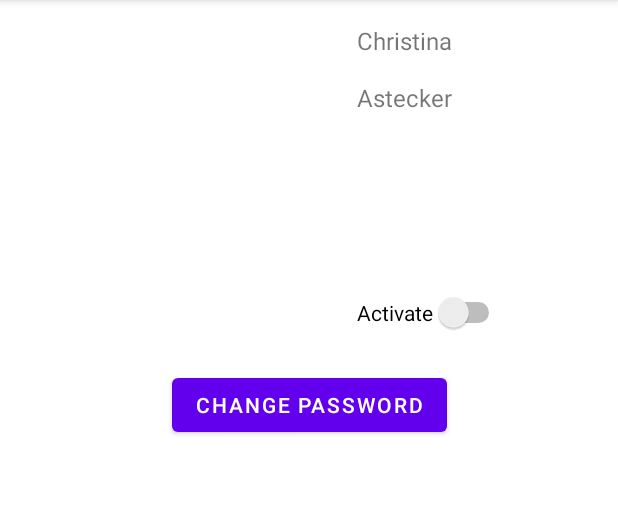
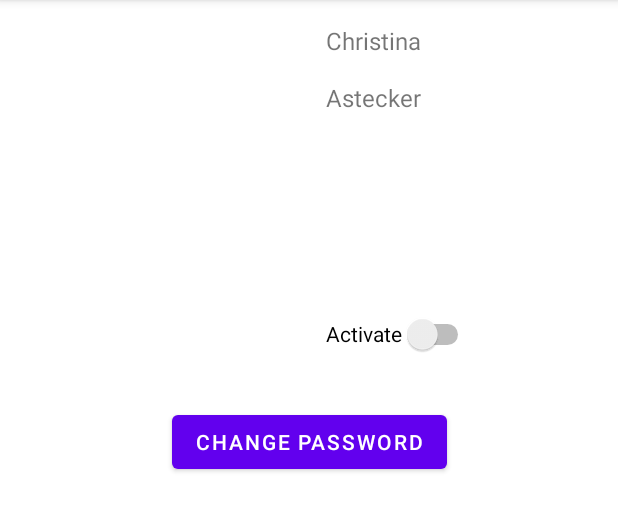
Before and after one commit to christinaastecker/ToDo, an Android app: the screen it shows after launch (UserActivity), after a tap on "USER", on a phone screen of 412 x 824 dp, the part 84-616 px from its top. Run offline under Robolectric (Android 15) with nearby library versions, the phone set to English and light mode, and no system bars.

Commit message:
added navigation graph

```diff
--- a/app/build.gradle
+++ b/app/build.gradle
@@ -1,6 +1,8 @@
 plugins {
     id 'com.android.application'
     id 'org.jetbrains.kotlin.android'
+    id 'kotlin-kapt'
+    id 'androidx.navigation.safeargs.kotlin'
 }
 
 android {
@@ -40,7 +42,10 @@ dependencies {
     implementation 'androidx.appcompat:appcompat:1.5.1'
     implementation 'com.google.android.material:material:1.6.1'
     implementation 'androidx.constraintlayout:constraintlayout:2.1.4'
+    implementation 'androidx.legacy:legacy-support-v4:1.0.0'
     testImplementation 'junit:junit:4.13.2'
     androidTestImplementation 'androidx.test.ext:junit:1.1.3'
     androidTestImplementation 'androidx.test.espresso:espresso-core:3.4.0'
+    implementation "androidx.navigation:navigation-fragment-ktx:2.5.1"
+    implementation "androidx.navigation:navigation-ui-ktx:2.5.1"
 }
--- a/app/src/main/java/christinaastecker/at/todo/MainActivity.kt
+++ b/app/src/main/java/christinaastecker/at/todo/MainActivity.kt
@@ -6,14 +6,8 @@ import android.os.Bundle
 import christinaastecker.at.todo.databinding.ActivityMainBinding
 
 class MainActivity : AppCompatActivity() {
-    private lateinit var binding : ActivityMainBinding
     override fun onCreate(savedInstanceState: Bundle?) {
         super.onCreate(savedInstanceState)
-        binding = ActivityMainBinding.inflate(layoutInflater)
-        setContentView(binding.root)
-        binding.btnUser.setOnClickListener {
-            val i = Intent(this, UserActivity::class.java)
-            startActivity(i)
+        setContentView(R.layout.activity_main)
         }
-    }
 }
--- /dev/null
+++ b/app/src/main/java/christinaastecker/at/todo/MainFragment.kt
@@ -0,0 +1,33 @@
+package christinaastecker.at.todo
+
+import android.app.Activity
+import android.os.Bundle
+import androidx.fragment.app.Fragment
+import android.view.LayoutInflater
+import android.view.View
+import android.view.ViewGroup
+import androidx.navigation.Navigation
+import androidx.navigation.Navigation.findNavController
+import androidx.navigation.findNavController
+import androidx.navigation.fragment.NavHostFragment.Companion.findNavController
+import androidx.navigation.fragment.findNavController
+import christinaastecker.at.todo.databinding.FragmentMainBinding
+
+class MainFragment : Fragment() {
+
+    private lateinit var _binding: FragmentMainBinding // var --> can be changed
+    private val binding: FragmentMainBinding get() = _binding // val -> constant - USE
+
+    override fun onCreateView(
+        // Inflate the layout for this fragment
+        inflater: LayoutInflater, container: ViewGroup?,
+        savedInstanceState: Bundle?
+    ): View? {
+        _binding = FragmentMainBinding.inflate(layoutInflater, container, false)
+        binding.btnUser.setOnClickListener{
+            findNavController().navigate(MainFragmentDirections.actionMainFragmentToUserActivity())
+            //RequireView().findNavController().navigate(R.id.action_mainFragment_to_userActivity)
+        }
+        return binding.root
+    }
+}
--- a/app/src/main/java/christinaastecker/at/todo/UserActivity.kt
+++ b/app/src/main/java/christinaastecker/at/todo/UserActivity.kt
@@ -5,15 +5,8 @@ import android.os.Bundle
 import christinaastecker.at.todo.databinding.ActivityUserBinding
 
 class UserActivity : AppCompatActivity() {
-    private lateinit var binding: ActivityUserBinding
     override fun onCreate(savedInstanceState: Bundle?) {
         super.onCreate(savedInstanceState)
-        binding = ActivityUserBinding.inflate(layoutInflater)
-        setContentView(binding.root)
-        var user = User(1,"Christina", "Astecker", "mypassword", false)
-        binding.tvFirstName.text = user.firstName
-        binding.tvLastName.text = user.lastName
-        binding.switchActive.isChecked = user.isActive
+        setContentView(R.layout.activity_user)
     }
-
 }
--- /dev/null
+++ b/app/src/main/java/christinaastecker/at/todo/UserFragment.kt
@@ -0,0 +1,29 @@
+package christinaastecker.at.todo
+
+import android.os.Bundle
+import androidx.fragment.app.Fragment
+import android.view.LayoutInflater
+import android.view.View
+import android.view.ViewGroup
+import christinaastecker.at.todo.databinding.ActivityUserBinding
+import christinaastecker.at.todo.databinding.FragmentUserBinding
+
+class UserFragment : Fragment() {
+    private lateinit var _binding: FragmentUserBinding
+    private val binding: FragmentUserBinding get() = _binding
+
+    override fun onCreateView(
+        inflater: LayoutInflater, container: ViewGroup?,
+        savedInstanceState: Bundle?
+    ): View? {
+        // Inflate the layout for this fragment
+        _binding = FragmentUserBinding.inflate(layoutInflater , container, false)
+
+        var user = User(1,"Christina", "Astecker", "mypassword", false)
+        binding.tvFirstName.text = user.firstName
+        binding.tvLastName.text = user.lastName
+        binding.switchActive.isChecked = user.isActive
+
+        return binding.root
+    }
+}
--- a/app/src/main/res/layout/activity_user.xml
+++ b/app/src/main/res/layout/activity_user.xml
@@ -1,58 +1,17 @@
 <?xml version="1.0" encoding="utf-8"?>
 <androidx.constraintlayout.widget.ConstraintLayout xmlns:android="http://schemas.android.com/apk/res/android"
+    xmlns:tools="http://schemas.android.com/tools"
     xmlns:app="http://schemas.android.com/apk/res-auto"
-    xmlns:tools="http://schemas.android.com/tools"
     android:layout_width="match_parent"
     android:layout_height="match_parent"
     tools:context=".UserActivity">
 
-    <ImageView
-        android:id="@+id/imageView"
-        android:layout_width="0dp"
-        android:layout_height="0dp"
-        android:layout_marginStart="16dp"
-        android:layout_marginTop="16dp"
-        app:layout_constraintDimensionRatio="1:1"
-        app:layout_constraintStart_toStartOf="parent"
-        app:layout_constraintTop_toTopOf="parent"
-        app:layout_constraintWidth_percent="0.5"
-        tools:srcCompat="@tools:sample/avatars" />
+    <fragment
+        android:layout_width="match_parent"
+        android:layout_height="match_parent"
+        android:id="@+id/myNavHostUserFragment"
+        android:name="androidx.navigation.fragment.NavHostFragment"
+        app:navGraph="@navigation/navigation_user"
+        app:defaultNavHost="true"></fragment>
 
-    <TextView
-        android:id="@+id/tv_firstName"
-        android:layout_width="65dp"
-        android:layout_height="22dp"
-        android:layout_marginStart="16dp"
-        android:text="TextView"
-        android:textSize="16sp"
-        app:layout_constraintStart_toEndOf="@+id/imageView"
-        app:layout_constraintTop_toTopOf="@+id/imageView" />
-
-    <TextView
-        android:id="@+id/tv_lastName"
-        android:layout_width="wrap_content"
-        android:layout_height="wrap_content"
-        android:layout_marginTop="16dp"
-        android:text="TextView"
-        android:textSize="16sp"
-        app:layout_constraintStart_toStartOf="@+id/tv_firstName"
-        app:layout_constraintTop_toBottomOf="@+id/tv_firstName" />
-
-    <Switch
-        android:id="@+id/switch_active"
-        android:layout_width="wrap_content"
-        android:layout_height="wrap_content"
-        android:text="Activate"
-        app:layout_constraintBottom_toBottomOf="@+id/imageView"
-        app:layout_constraintStart_toStartOf="@+id/tv_lastName" />
-
-    <Button
-        android:id="@+id/btn_password"
-        android:layout_width="wrap_content"
-        android:layout_height="wrap_content"
-        android:layout_marginTop="24dp"
-        android:text="change password"
-        app:layout_constraintEnd_toEndOf="parent"
-        app:layout_constraintStart_toStartOf="parent"
-        app:layout_constraintTop_toBottomOf="@+id/imageView" />
 </androidx.constraintlayout.widget.ConstraintLayout>
--- /dev/null
+++ b/app/src/main/res/layout/fragment_user.xml
@@ -0,0 +1,60 @@
+<?xml version="1.0" encoding="utf-8"?>
+<androidx.constraintlayout.widget.ConstraintLayout xmlns:android="http://schemas.android.com/apk/res/android"
+    xmlns:tools="http://schemas.android.com/tools"
+    xmlns:app="http://schemas.android.com/apk/res-auto"
+    android:layout_width="match_parent"
+    android:layout_height="match_parent"
+    tools:context=".UserFragment">
+
+    <ImageView
+        android:id="@+id/imageView"
+        android:layout_width="0dp"
+        android:layout_height="0dp"
+        android:layout_marginStart="16dp"
+        android:layout_marginTop="16dp"
+        app:layout_constraintHeight_percent="0.3"
+        app:layout_constraintStart_toStartOf="parent"
+        app:layout_constraintTop_toTopOf="parent"
+        app:layout_constraintWidth_percent="0.45"
+        tools:srcCompat="@drawable/user_image" />
+
+    <TextView
+        android:id="@+id/tv_firstName"
+        android:layout_width="65dp"
+        android:layout_height="22dp"
+        android:layout_marginStart="16dp"
+        android:text="TextView"
+        android:textSize="16sp"
+        app:layout_constraintStart_toEndOf="@+id/imageView"
+        app:layout_constraintTop_toTopOf="@+id/imageView" />
+
+    <TextView
+        android:id="@+id/tv_lastName"
+        android:layout_width="wrap_content"
+        android:layout_height="wrap_content"
+        android:layout_marginTop="16dp"
+        android:text="TextView"
+        android:textSize="16sp"
+        app:layout_constraintStart_toStartOf="@+id/tv_firstName"
+        app:layout_constraintTop_toBottomOf="@+id/tv_firstName" />
+
+    <Switch
+        android:id="@+id/switch_active"
+        android:layout_width="wrap_content"
+        android:layout_height="wrap_content"
+        android:minHeight="48dp"
+        android:text="Activate"
+        app:layout_constraintBottom_toBottomOf="@+id/imageView"
+        app:layout_constraintStart_toStartOf="@+id/tv_lastName" />
+
+    <Button
+        android:id="@+id/btn_password"
+        android:layout_width="wrap_content"
+        android:layout_height="wrap_content"
+        android:layout_marginTop="24dp"
+        android:text="change password"
+        app:layout_constraintEnd_toEndOf="parent"
+        app:layout_constraintStart_toStartOf="parent"
+        app:layout_constraintTop_toBottomOf="@+id/imageView" />
+
+</androidx.constraintlayout.widget.ConstraintLayout>
--- /dev/null
+++ b/app/src/main/res/navigation/navigation_user.xml
@@ -0,0 +1,13 @@
+<?xml version="1.0" encoding="utf-8"?>
+<navigation xmlns:android="http://schemas.android.com/apk/res/android"
+    xmlns:app="http://schemas.android.com/apk/res-auto"
+    xmlns:tools="http://schemas.android.com/tools"
+    android:id="@+id/navigation_user"
+    app:startDestination="@id/userFragment">
+
+    <fragment
+        android:id="@+id/userFragment"
+        android:name="christinaastecker.at.todo.UserFragment"
+        android:label="fragment_user"
+        tools:layout="@layout/fragment_user" />
+</navigation>
--- a/app/src/main/res/values/strings.xml
+++ b/app/src/main/res/values/strings.xml
@@ -1,4 +1,6 @@
 <resources>
     <string name="app_name">ToDo</string>
     <string name="user">User</string>
+    <!-- TODO: Remove or change this placeholder text -->
+    <string name="hello_blank_fragment">Hello blank fragment</string>
 </resources>
```
Also changed, not shown: app/src/main/res/layout/activity_main.xml (+9 -11 lines), app/src/main/res/layout/fragment_main.xml (added, +20 -0 lines), app/src/main/res/navigation/navigation_main.xml (added, +22 -0 lines), build.gradle (+7 -0 lines), app/src/main/res/drawable/user_image.jpg (added).
